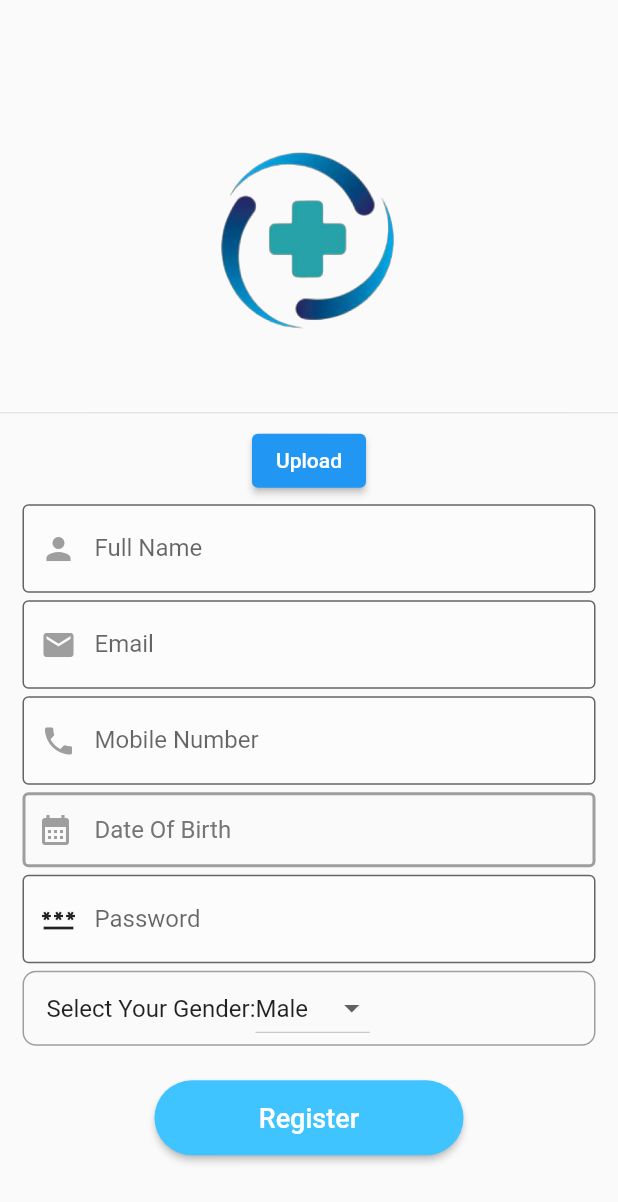
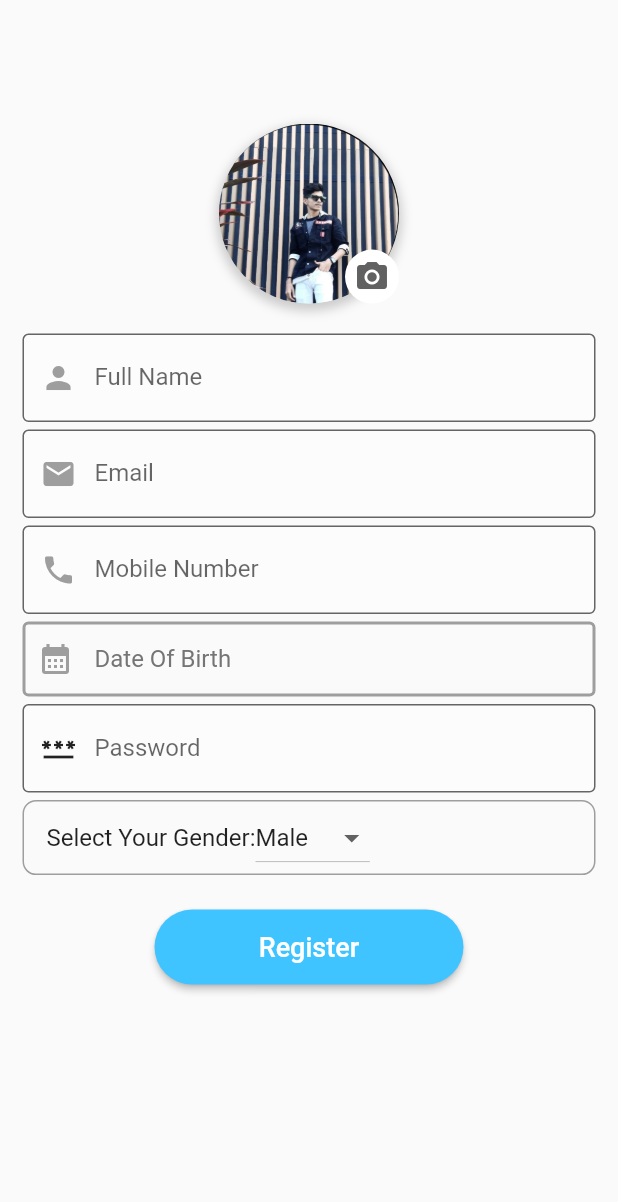
Before and after one commit to MehulVariya/Hophsee_Flutter, a Flutter app: the RegisterScreen screen opened by its route, after a tap on "Register", on a phone screen of 412 x 824 dp. Shown: the top 1202 px of the screen. Run offline on Flutter 3.47's test engine with Material 2 defaults, Android fonts, the phone set to English and light mode, and no system bars; our stand-ins replace curved_navigation_bar, device_preview, dio, flutter_screenutil, image_picker, line_awesome_flutter and 1 more; accounts and stored records are empty.

```diff
--- a/lib/ui/home/register_screen.dart
+++ b/lib/ui/home/register_screen.dart
@@ -2,11 +2,11 @@ import 'dart:io';
 
 import 'package:dio/dio.dart';
 import 'package:flutter/material.dart';
-import 'package:hophseeflutter/core/utils.dart';
 import 'package:image_picker/image_picker.dart';
 import 'package:intl/intl.dart';
 
 import '../../core/share_preference.dart';
+import '../../core/utils.dart';
 import '../../core/widget/custom_text_field.dart';
 import '../../core/widget/date_picker.dart';
 import '../../data/datasource/api_services.dart';
@@ -28,7 +28,7 @@ class _RegisterScreenState extends State<RegisterScreen> {
   TextEditingController passwordController = TextEditingController();
   ApiServiceImpl apiService = ApiServiceImpl(Dio());
   String selectedGender = 'Male';
-  late File imageFile;
+  File? imageFile; // Initialize imageFile as nullable
 
   DateTime _selectedDate = DateTime.now();
 
@@ -50,29 +50,8 @@ class _RegisterScreenState extends State<RegisterScreen> {
             child: Column(
               mainAxisAlignment: MainAxisAlignment.start,
               children: <Widget>[
-                Center(
-                  child: Column(
-                    children: [
-                      SizedBox(
-                        height: MediaQuery.of(context).size.height * 0.2,
-                        width: MediaQuery.of(context).size.width * 0.4,
-                        child: Image.asset(
-                          'assets/applogo2.png',
-                          fit: BoxFit.cover,
-                        ),
-                      ),
-                    ],
-                  ),
-                ),
+                ProfileImagePicker(),
                 const SizedBox(height: 20),
-                const Divider(),
-                ElevatedButton(
-                    onPressed: () {
-                      _getImageFromUser();
-                    },
-                    child: Text("Upload")),
-                const SizedBox(height: 5),
-                // Text fields for first name and last name
                 TextFieldDesign(
                   hintText: 'Full Name',
                   labelText: 'Full Name',
@@ -82,9 +61,7 @@ class _RegisterScreenState extends State<RegisterScreen> {
                     color: Colors.grey,
                   ),
                 ),
-
                 const SizedBox(height: 5),
-
                 TextFieldDesign(
                   hintText: 'Email',
                   labelText: 'Email',
@@ -94,9 +71,7 @@ class _RegisterScreenState extends State<RegisterScreen> {
                     color: Colors.grey,
                   ),
                 ),
-
                 const SizedBox(height: 5),
-
                 TextFieldDesign(
                   hintText: 'Mobile Number',
                   labelText: 'Mobile Number',
@@ -106,17 +81,11 @@ class _RegisterScreenState extends State<RegisterScreen> {
                     color: Colors.grey,
                   ),
                 ),
-
                 const SizedBox(height: 5),
-
-                /*Text(_selectedDate == null //ternary expression to check if date is null
-                    ? 'No date was chosen!'
-                    : 'Picked Date: $_selectedDate'),*/
                 CustomDatePicker(onClick: () {
                   pickDateDialog();
                 }),
                 const SizedBox(height: 5),
-
                 TextFieldDesign(
                   hintText: 'Password',
                   labelText: 'Password',
@@ -127,14 +96,10 @@ class _RegisterScreenState extends State<RegisterScreen> {
                     color: Colors.black87,
                   ),
                 ),
-
-                // Gender Dropdown
                 const Padding(
                   padding: EdgeInsets.all(5.0),
                   child: GenderDropdown(),
                 ),
-
-                // Registration Button
                 Center(
                   child: Padding(
                     padding: const EdgeInsets.all(18.0),
@@ -156,29 +121,20 @@ class _RegisterScreenState extends State<RegisterScreen> {
                             phoneNo: mobile,
                             password: password,
                             gender: gender.substring(0, 1),
-                              dateOfBirth: dateOfBirth);
+                            dateOfBirth: dateOfBirth,
+                          );
                           print("user : ${user.toJson()}");
                           ApiServiceImpl(Dio())
-                              .registerUser(user, imageFile)
+                              .registerUser(user, imageFile!)
                               .then((value) {
-                            // Run extra code here
                             if (value.error == 0) {
-                              loginUser(ApiServiceImpl(Dio()), context, email,
-                                  password);
+                              // Successfully registered, perform login or other actions
                             } else {
                               showSnackbar(context, "Something went wrong");
                             }
                           }, onError: (error) {
                             print(error);
                           });
-
-                          /* Navigator.pushAndRemoveUntil(
-                            context,
-                            MaterialPageRoute(
-                              builder: (context) => const Mylogin(),
-                            ),
-                            (route) => false,
-                          );*/
                         },
                         style: ElevatedButton.styleFrom(
                           backgroundColor: Colors.lightBlueAccent,
@@ -196,12 +152,68 @@ class _RegisterScreenState extends State<RegisterScreen> {
                     ),
                   ),
                 ),
-
-                // const Divider(),
-
                 const SizedBox(height: 20),
               ],
             ),
+          ),
+        ),
+      ),
+    );
+  }
+
+  Widget ProfileImagePicker() {
+    return GestureDetector(
+      onTap: _getImageFromUser,
+      child: Container(
+        width: 120,
+        height: 120,
+        decoration: BoxDecoration(
+          shape: BoxShape.circle,
+          color: Colors.grey[200],
+          boxShadow: [
+            BoxShadow(
+              color: Colors.grey.withOpacity(0.5),
+              spreadRadius: 2,
+              blurRadius: 5,
+              offset: Offset(0, 3),
+            ),
+          ],
+        ),
+        child: Center(
+          child: Stack(
+            children: [
+              ClipOval(
+                child: imageFile != null
+                    ? Image.file(
+                        imageFile!,
+                        width: 120,
+                        height: 120,
+                        fit: BoxFit.cover,
+                      )
+                    : Image.asset(
+                        'assets/pimage.png',
+                        width: 120,
+                        height: 120,
+                        fit: BoxFit.cover,
+                      ),
+              ),
+              Align(
+                alignment: Alignment.bottomRight,
+                child: Container(
+                  width: 36,
+                  height: 36,
+                  decoration: BoxDecoration(
+                    shape: BoxShape.circle,
+                    color: Colors.white,
+                  ),
+                  child: Icon(
+                    Icons.camera_alt,
+                    size: 24,
+                    color: Colors.grey[700],
+                  ),
+                ),
+              ),
+            ],
           ),
         ),
       ),
@@ -212,19 +224,13 @@ class _RegisterScreenState extends State<RegisterScreen> {
     showDatePicker(
       context: context,
       initialDate: DateTime.now(),
-            //which date will display when user open the picker
       firstDate: DateTime(1950),
-            //what will be the previous supported year in picker
-            lastDate: DateTime
-                .now()) //what will be the up to supported date in picker
-        .then((pickedDate) {
-      //then usually do the future job
+      lastDate: DateTime.now(),
+    ).then((pickedDate) {
       if (pickedDate == null) {
-        //if user tap cancel then this function will stop
         return;
       }
       setState(() {
-        //for rebuilding the ui
         _selectedDate = pickedDate;
       });
     });
@@ -233,12 +239,13 @@ class _RegisterScreenState extends State<RegisterScreen> {
   Future<void> _getImageFromUser() async {
     final picker = ImagePicker();
     final pickedFile = await picker.pickImage(
-        source: ImageSource
-            .gallery); // You can also use ImageSource.camera to take a new photo.
+      source: ImageSource.gallery,
+    );
 
     if (pickedFile != null) {
+      setState(() {
         imageFile = File(pickedFile.path);
-      // Do something with the selected image file, like displaying it or uploading it to a server.
+      });
     } else {
       // User canceled the image selection.
     }
```
Lines whose indentation alone changed are shown as unchanged.
